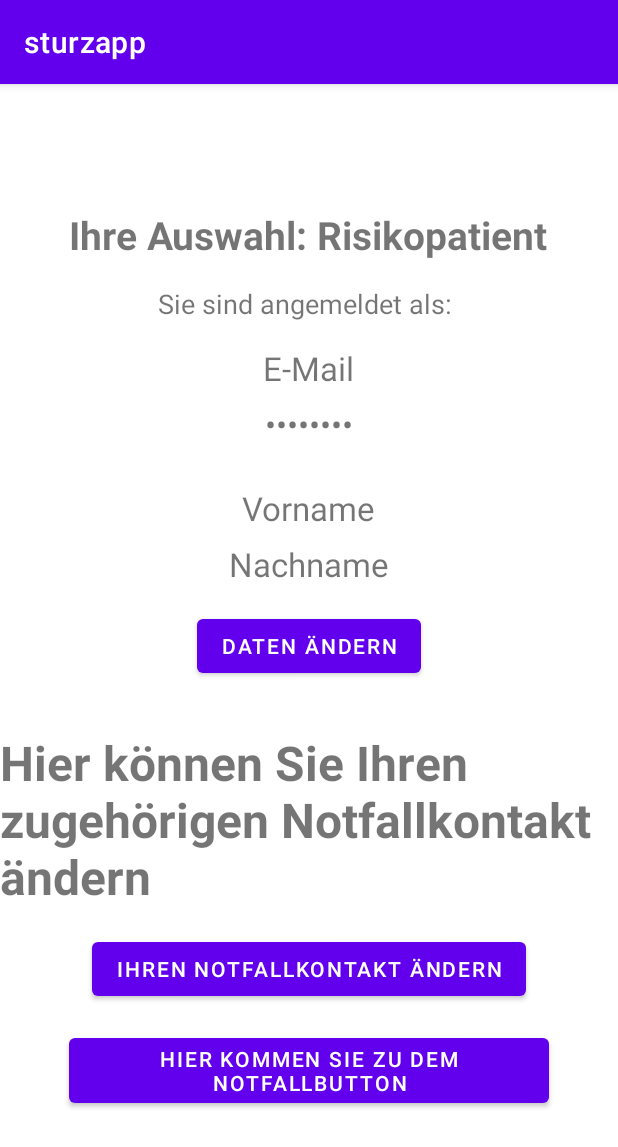
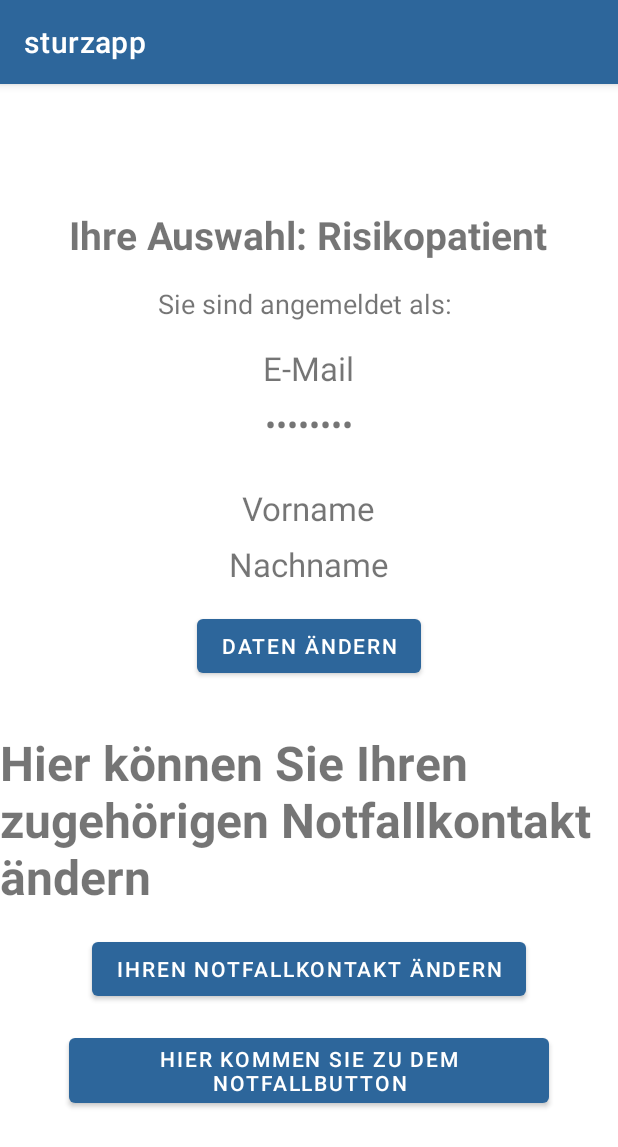
Before and after one commit to PhilippWeinhandl16/sturzapp, an Android app: the RisikopatientStartseite screen opened directly, with no data from a screen before it, on a phone screen of 412 x 824 dp. Shown: the top 1147 px of the screen. Run offline under Robolectric (Android 15) with nearby library versions, the phone set to English and light mode, and no system bars; our stand-ins replace Room's generated code.

```diff
--- a/app/src/main/java/com/example/sturzapp/gui/risikopatient_gui/RisikopatientStartseite.java
+++ b/app/src/main/java/com/example/sturzapp/gui/risikopatient_gui/RisikopatientStartseite.java
@@ -15,13 +15,12 @@ import com.example.sturzapp.database.entity.AccountEntity;
 
 public class RisikopatientStartseite extends AppCompatActivity {
 
-    Intent intent = getIntent();
 
-    private TextView textViewemailRP_display;
-    private TextView textViewpasswordRP_display;
-    private TextView textViewfirstNameRP_display;
-    private TextView textViewlastNameRP_display;
-    private long id;
+    public TextView textViewemailRP_display;
+    public TextView textViewpasswordRP_display;
+    public TextView textViewfirstNameRP_display;
+    public TextView textViewlastNameRP_display;
+    public long id;
 
     @Override
     protected void onResume() {
@@ -29,7 +28,7 @@ public class RisikopatientStartseite extends AppCompatActivity {
 
         textViewemailRP_display = findViewById(R.id.textViewemailRP_display);
         textViewpasswordRP_display = findViewById(R.id.textViewpasswordRP_display);
-        textViewfirstNameRP_display = findViewById(R.id.textViewemailRP_display);
+        textViewfirstNameRP_display = findViewById(R.id.textViewfirstNameRP_display);
         textViewlastNameRP_display = findViewById(R.id.textViewlastNameRP_display);
 
         SturzappDatabase db = SturzappDatabase.getInstance(getApplicationContext());
--- a/app/src/main/res/layout/activity_risikopatient_notfallbutton.xml
+++ b/app/src/main/res/layout/activity_risikopatient_notfallbutton.xml
@@ -21,7 +21,8 @@
         android:layout_width="wrap_content"
         android:layout_height="wrap_content"
         android:text="Notfallbutton"
-        android:layout_marginBottom="16dp" />
+        android:layout_marginBottom="16dp"
+        />
 
     <TextView
         android:id="@+id/TextView_nurimNotfall"
--- a/app/src/main/res/values/colors.xml
+++ b/app/src/main/res/values/colors.xml
@@ -7,4 +7,5 @@
     <color name="teal_700">#FF018786</color>
     <color name="black">#FF000000</color>
     <color name="white">#FFFFFFFF</color>
+    <color name="blue_app_logo">#2D669B</color>
 </resources>
--- a/app/src/main/res/values/themes.xml
+++ b/app/src/main/res/values/themes.xml
@@ -2,8 +2,8 @@
     <!-- Base application theme. -->
     <style name="Theme.Sturzapp" parent="Theme.MaterialComponents.DayNight.DarkActionBar">
         <!-- Primary brand color. -->
-        <item name="colorPrimary">@color/purple_500</item>
-        <item name="colorPrimaryVariant">@color/purple_700</item>
+        <item name="colorPrimary">@color/blue_app_logo</item>
+        <item name="colorPrimaryVariant">@color/blue_app_logo</item>
         <item name="colorOnPrimary">@color/white</item>
         <!-- Secondary brand color. -->
         <item name="colorSecondary">@color/teal_200</item>
```
